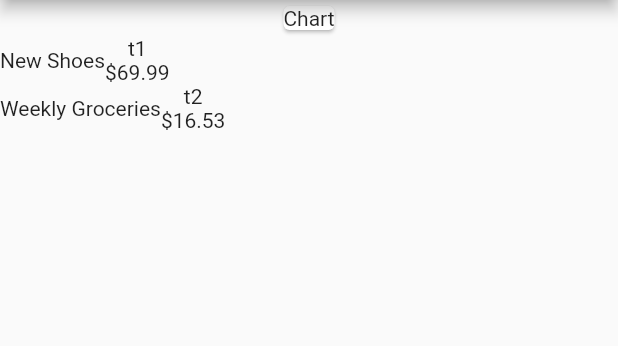
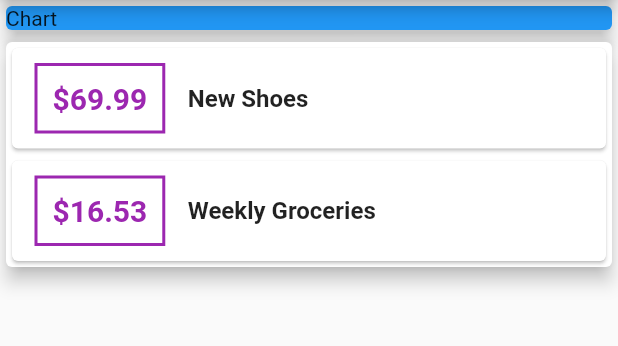
Before and after one commit to TahaMsv/Personal_Expenses, a Flutter app: the screen it shows after launch, on a phone screen of 412 x 824 dp, the part 84-430 px from its top. Run offline on Flutter 3.47's test engine with Material 2 defaults, Android fonts, the phone set to English and light mode, and no system bars.

Commit message:
The style of list became better

```diff
--- a/lib/main.dart
+++ b/lib/main.dart
@@ -34,34 +34,66 @@ class MyHomePage extends StatelessWidget {
       appBar: AppBar(
         title: Text('Personal Expenses'),
       ),
-      body: Container(
-        child: Column(
-          children: <Widget>[
-            Container(
-              child: Card(
-                child: Text('Chart'),
-              ),
+      body: Column(
+        crossAxisAlignment: CrossAxisAlignment.stretch,
+        children: <Widget>[
+          Container(
+            width: double.infinity,
+            child: Card(
+              color: Colors.blue,
+              child: Text('Chart'),
+              elevation: 5,
             ),
-            Container(
+          ),
+          Card(
+            elevation: 5,
+            child: Container(
               child: Column(
                 children: transactions.map((tx) {
-                  return Container(
-                   child: Row(
-                     children:<Widget>[
-                       Container(child: Text(tx.title),),
-                       Container(child: Column(children: <Widget>[
-                         Container(child: Text(tx.id),),
-                         Container(child: Text( '\$${tx.amount}'),),
-
-                       ],),),
-                     ]
-                   ),
+                  return Card(
+                    child: Row(children: <Widget>[
+                      Container(
+                        margin: EdgeInsets.symmetric(
+                          vertical: 10,
+                          horizontal: 15,
+                        ),
+                        padding: EdgeInsets.all(10),
+                        decoration: BoxDecoration(
+                          border: Border.all(
+                            width: 2,
+                            color: Colors.purple,
+                          ),
+                        ),
+                        child: Text(
+                          '\$${tx.amount}',
+                          style: TextStyle(
+                            fontWeight: FontWeight.bold,
+                            fontSize: 20,
+                            color: Colors.purple,
+                          ),
+                        ),
+                      ),
+                      Container(
+                        child: Column(
+                          crossAxisAlignment: CrossAxisAlignment.start,
+                          children: <Widget>[
+                            Text(
+                              tx.title,
+                              style: TextStyle(
+                                fontSize: 16,
+                                fontWeight: FontWeight.bold,
+                              ),
+                            ),
+                          ],
+                        ),
+                      ),
+                    ]),
                   );
                 }).toList(),
               ),
             ),
-          ],
-        ),
+          )
+        ],
       ),
     );
   }
```
